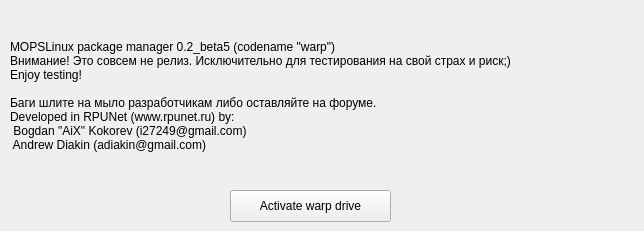
BackupTheBerlios/mops, file mpkg/manager/aboutbox.ui: the form before one commit.
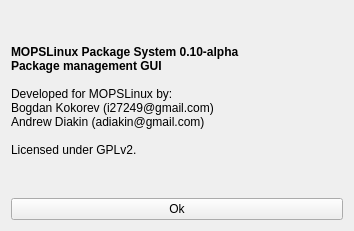
The form after the commit.

```diff
--- a/mpkg/manager/aboutbox.ui
+++ b/mpkg/manager/aboutbox.ui
@@ -5,46 +5,39 @@
    <rect>
     <x>0</x>
     <y>0</y>
-    <width>644</width>
+    <width>354</width>
     <height>231</height>
    </rect>
   </property>
   <property name="windowTitle" >
    <string>About MOPSLinux package manager</string>
   </property>
+  <layout class="QVBoxLayout" >
+   <item>
   <widget class="QLabel" name="label" >
-   <property name="geometry" >
-    <rect>
-     <x>10</x>
-     <y>20</y>
-     <width>604</width>
-     <height>152</height>
-    </rect>
-   </property>
    <property name="text" >
-    <string>MOPSLinux package manager 0.2_beta5 (codename "warp")
-Внимание! Это совсем не релиз. Исключительно для тестирования на свой страх и риск;)
-Enjoy testing!
-
-Баги шлите на мыло разработчикам либо оставляйте на форуме.
-Developed in RPUNet (www.rpunet.ru) by:
- Bogdan "AiX" Kokorev (i27249@gmail.com)
- Andrew Diakin (adiakin@gmail.com)</string>
-   </property>
-  </widget>
+      <string>&lt;html>&lt;head>&lt;meta name="qrichtext" content="1" />&lt;style type="text/css">
+p, li { white-space: pre-wrap; }
+&lt;/style>&lt;/head>&lt;body style=" font-family:'Sans Serif'; font-size:9pt; font-weight:400; font-style:normal;">
+&lt;p style=" margin-top:0px; margin-bottom:0px; margin-left:0px; margin-right:0px; -qt-block-indent:0; text-indent:0px;">&lt;span style=" font-weight:600;">MOPSLinux Package System 0.10-alpha&lt;/span>&lt;/p>
+&lt;p style=" margin-top:0px; margin-bottom:0px; margin-left:0px; margin-right:0px; -qt-block-indent:0; text-indent:0px; font-weight:600;">Package management GUI&lt;/p>
+&lt;p style="-qt-paragraph-type:empty; margin-top:0px; margin-bottom:0px; margin-left:0px; margin-right:0px; -qt-block-indent:0; text-indent:0px; font-weight:600;">&lt;/p>
+&lt;p style=" margin-top:0px; margin-bottom:0px; margin-left:0px; margin-right:0px; -qt-block-indent:0; text-indent:0px;">Developed for MOPSLinux by:&lt;/p>
+&lt;p style=" margin-top:0px; margin-bottom:0px; margin-left:0px; margin-right:0px; -qt-block-indent:0; text-indent:0px;">Bogdan Kokorev (i27249@gmail.com)&lt;/p>
+&lt;p style=" margin-top:0px; margin-bottom:0px; margin-left:0px; margin-right:0px; -qt-block-indent:0; text-indent:0px;">Andrew Diakin (adiakin@gmail.com)&lt;/p>
+&lt;p style="-qt-paragraph-type:empty; margin-top:0px; margin-bottom:0px; margin-left:0px; margin-right:0px; -qt-block-indent:0; text-indent:0px;">&lt;/p>
+&lt;p style=" margin-top:0px; margin-bottom:0px; margin-left:0px; margin-right:0px; -qt-block-indent:0; text-indent:0px;">Licensed under GPLv2.&lt;/p>&lt;/body>&lt;/html></string>
+     </property>
+    </widget>
+   </item>
+   <item>
   <widget class="QPushButton" name="closeButton" >
-   <property name="geometry" >
-    <rect>
-     <x>230</x>
-     <y>190</y>
-     <width>161</width>
-     <height>32</height>
-    </rect>
-   </property>
    <property name="text" >
-    <string>Activate warp drive</string>
-   </property>
-  </widget>
+      <string>Ok</string>
+     </property>
+    </widget>
+   </item>
+  </layout>
  </widget>
  <resources/>
  <connections>
```
Lines whose indentation alone changed are shown as unchanged.
